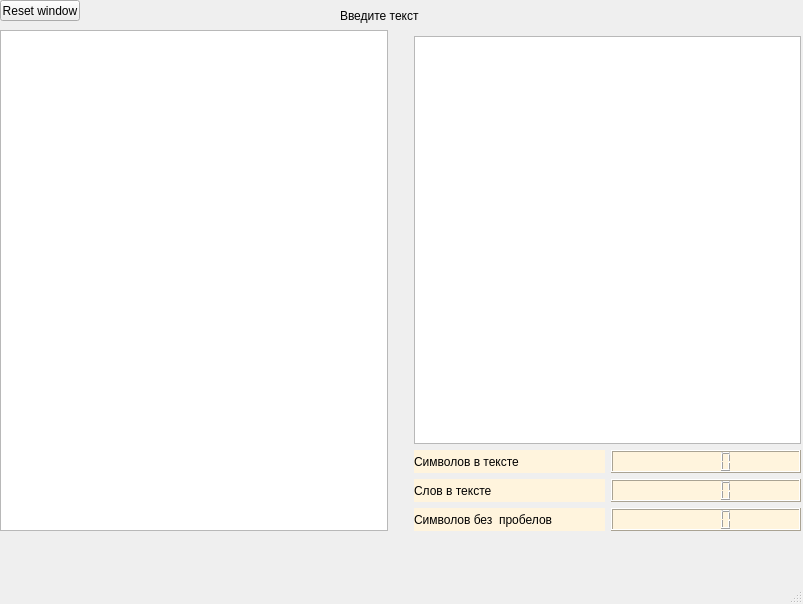
Old version of the form ToxicWork/mainwindow.ui in the repository KozlovIA/Qt_Cpp.
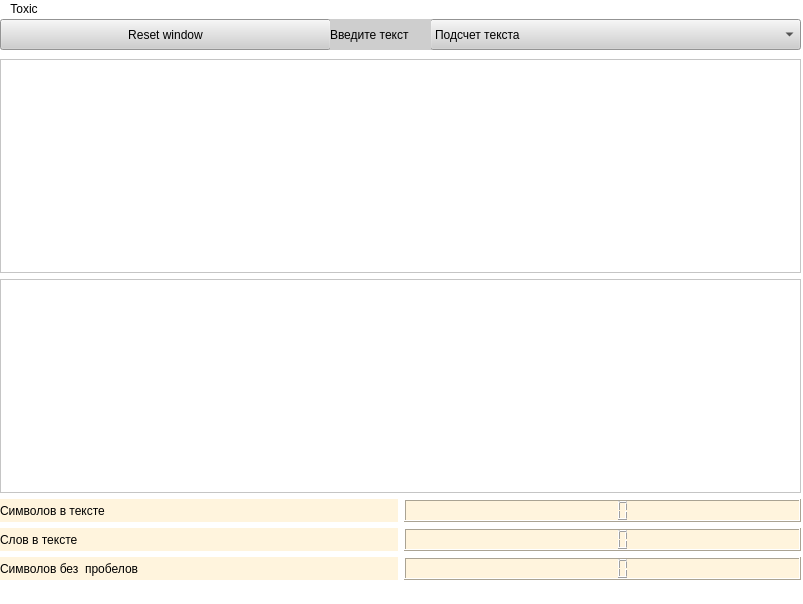
New version of the form.

Commit message: v1.4 selectMode complete and change interface

What changed in the file:
```diff
--- a/ToxicWork/mainwindow.ui
+++ b/ToxicWork/mainwindow.ui
@@ -13,29 +13,24 @@
   <property name="windowTitle">
    <string>MainWindow</string>
   </property>
+  <property name="styleSheet">
+   <string notr="true">background-color: rgb(255, 255, 255);
+color: rgb(0, 0, 0);</string>
+  </property>
   <widget class="QWidget" name="centralwidget">
-   <widget class="QLabel" name="label">
-    <property name="geometry">
-     <rect>
-      <x>340</x>
-      <y>0</y>
-      <width>461</width>
-      <height>31</height>
-     </rect>
-    </property>
-    <property name="text">
-     <string>Введите текст</string>
-    </property>
-   </widget>
    <widget class="QPushButton" name="ResetButton">
     <property name="geometry">
      <rect>
       <x>0</x>
       <y>0</y>
-      <width>80</width>
-      <height>21</height>
+      <width>331</width>
+      <height>31</height>
      </rect>
     </property>
+    <property name="styleSheet">
+     <string notr="true">color: rgb(0, 0, 0);
+background-color: rgb(206, 206, 206);</string>
+    </property>
     <property name="text">
      <string>Reset window</string>
     </property>
@@ -44,13 +39,19 @@
     <property name="geometry">
      <rect>
       <x>0</x>
-      <y>30</y>
+      <y>40</y>
       <width>801</width>
-      <height>501</height>
+      <height>521</height>
      </rect>
     </property>
     <layout class="QGridLayout" name="MainLayout">
      <item row="2" column="2">
+      <widget class="QTextEdit" name="textOut"/>
+     </item>
+     <item row="0" column="2">
+      <widget class="QTextEdit" name="textInput"/>
+     </item>
+     <item row="4" column="2">
       <layout class="QGridLayout" name="LayoutForCount">
        <item row="1" column="0">
         <widget class="QLabel" name="countWords">
@@ -129,27 +130,49 @@
        </item>
       </layout>
      </item>
-     <item row="0" column="0" rowspan="3">
-      <widget class="QTextEdit" name="textInput"/>
-     </item>
-     <item row="0" column="1" rowspan="3">
-      <spacer name="verticalSpacer">
-       <property name="orientation">
-        <enum>Qt::Vertical</enum>
-       </property>
-       <property name="sizeHint" stdset="0">
-        <size>
-         <width>20</width>
-         <height>40</height>
-        </size>
-       </property>
-      </spacer>
-     </item>
-     <item row="1" column="2">
-      <widget class="QTextEdit" name="textOut"/>
-     </item>
     </layout>
    </widget>
+   <widget class="QComboBox" name="selectMode">
+    <property name="geometry">
+     <rect>
+      <x>430</x>
+      <y>0</y>
+      <width>371</width>
+      <height>31</height>
+     </rect>
+    </property>
+    <property name="styleSheet">
+     <string notr="true">color: rgb(0, 0, 0);
+background-color: rgb(206, 206, 206);</string>
+    </property>
+    <item>
+     <property name="text">
+      <string>Подсчет текста</string>
+     </property>
+    </item>
+    <item>
+     <property name="text">
+      <string>Изменение раскладки</string>
+     </property>
+    </item>
+   </widget>
+   <widget class="QLabel" name="label">
+    <property name="geometry">
+     <rect>
+      <x>330</x>
+      <y>0</y>
+      <width>101</width>
+      <height>31</height>
+     </rect>
+    </property>
+    <property name="styleSheet">
+     <string notr="true">color: rgb(0, 0, 0);
+background-color: rgb(206, 206, 206);</string>
+    </property>
+    <property name="text">
+     <string>Введите текст</string>
+    </property>
+   </widget>
   </widget>
   <widget class="QMenuBar" name="menubar">
    <property name="geometry">
@@ -160,6 +183,13 @@
      <height>20</height>
     </rect>
    </property>
+   <widget class="QMenu" name="menuToxic">
+    <property name="title">
+     <string>Toxic</string>
+    </property>
+    <addaction name="action"/>
+   </widget>
+   <addaction name="menuToxic"/>
   </widget>
   <widget class="QStatusBar" name="statusbar"/>
  </widget>
```
Left out of the diff: 94 changed lines with no effect on the pictures. The commit also changes 9 other files.
